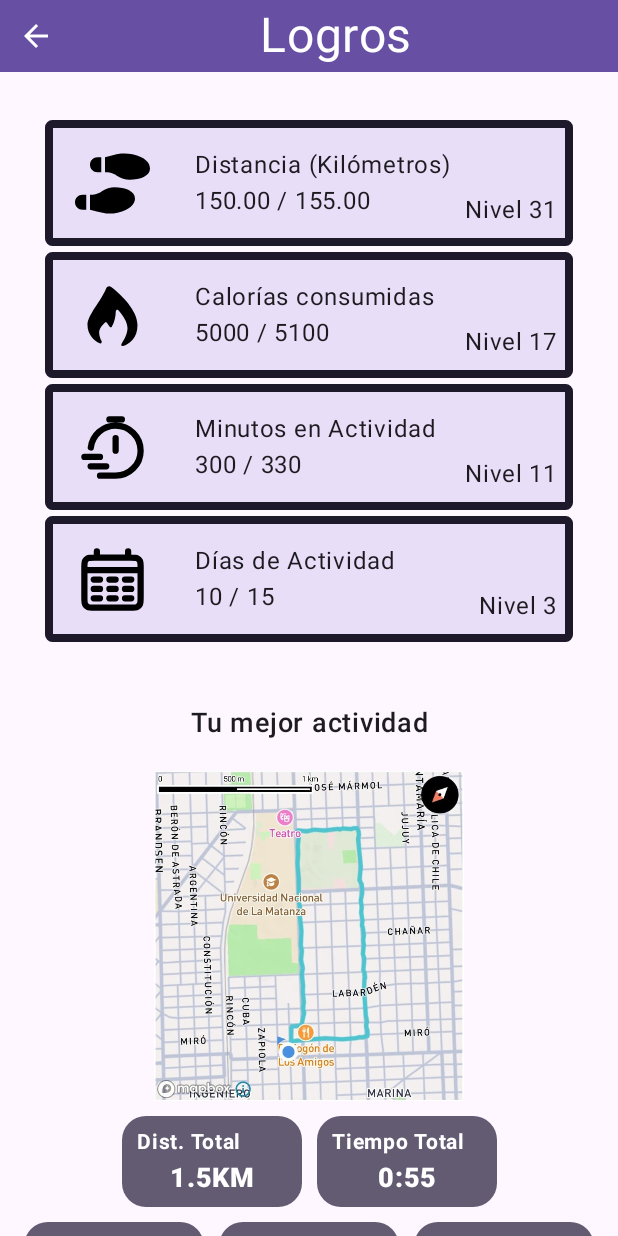
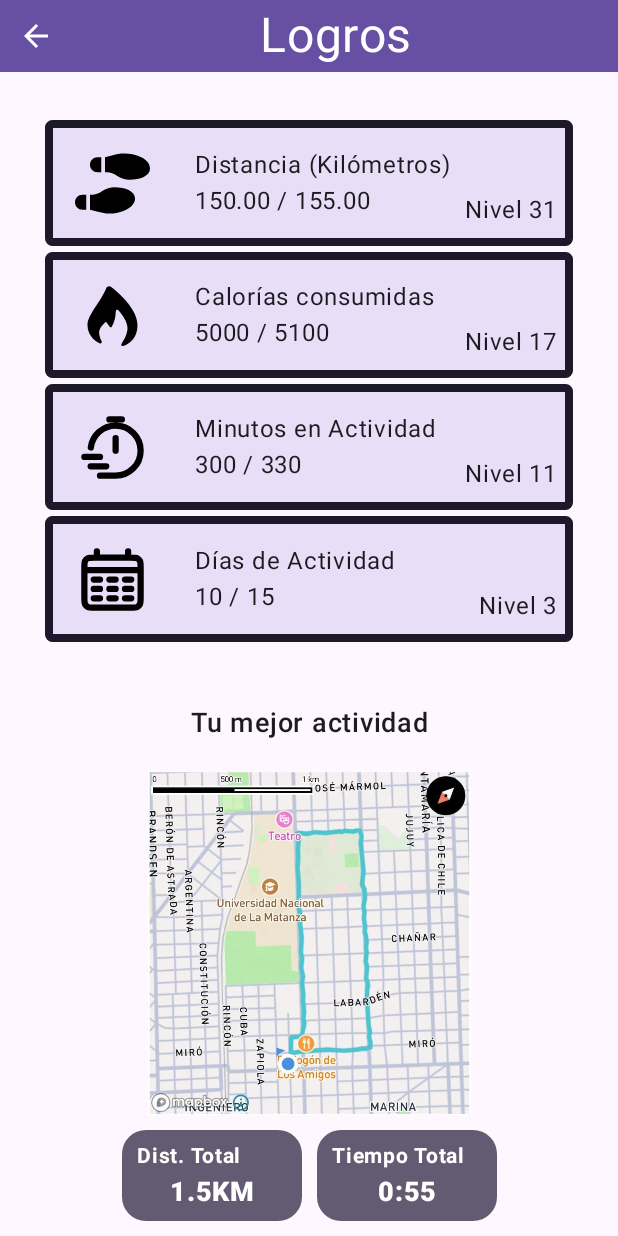
Before and after one commit to unlam-tec-movil/A3-2024-H1-E4, an Android app built with Jetpack Compose: the Awards screen opened through its navigation route, on a phone screen of 412 x 824 dp. Run offline under Robolectric (Android 15) with nearby library versions, the phone set to English and light mode, and no system bars; our stand-ins replace Dagger/Hilt's generated code, Room's generated code.

Commit message:
cambios ui

```diff
--- a/app/src/main/java/ar/edu/unlam/mobile/scaffolding/ui/components/ActivityResult.kt
+++ b/app/src/main/java/ar/edu/unlam/mobile/scaffolding/ui/components/ActivityResult.kt
@@ -5,9 +5,9 @@ import androidx.compose.foundation.layout.Arrangement
 import androidx.compose.foundation.layout.Column
 import androidx.compose.foundation.layout.Row
 import androidx.compose.foundation.layout.Spacer
+import androidx.compose.foundation.layout.fillMaxSize
 import androidx.compose.foundation.layout.fillMaxWidth
 import androidx.compose.foundation.layout.padding
-import androidx.compose.foundation.layout.size
 import androidx.compose.runtime.Composable
 import androidx.compose.ui.Alignment
 import androidx.compose.ui.Modifier
@@ -23,7 +23,7 @@ fun ActivityResult(modifier: Modifier = Modifier) {
         Image(
             painter = painterResource(id = R.drawable.map_result),
             contentDescription = "Trazado del recorrido en un mapa",
-            modifier = modifier.padding(10.dp).size(220.dp),
+            modifier = modifier.padding(10.dp).fillMaxSize(0.55f),
         )
         Row(
             verticalAlignment = Alignment.CenterVertically,
--- a/app/src/main/java/ar/edu/unlam/mobile/scaffolding/ui/components/HomeHeader.kt
+++ b/app/src/main/java/ar/edu/unlam/mobile/scaffolding/ui/components/HomeHeader.kt
@@ -7,6 +7,7 @@ import androidx.compose.foundation.layout.Arrangement
 import androidx.compose.foundation.layout.Box
 import androidx.compose.foundation.layout.Column
 import androidx.compose.foundation.layout.Row
+import androidx.compose.foundation.layout.fillMaxHeight
 import androidx.compose.foundation.layout.fillMaxWidth
 import androidx.compose.foundation.layout.height
 import androidx.compose.foundation.layout.padding
@@ -34,7 +35,7 @@ fun HomeHeader(user: User = User(1, "Juan", "Pérez", 22, 171, 75.0, 150.0, 5000
         Box(
             Modifier
                 .fillMaxWidth()
-                .height(105.dp)
+                .fillMaxHeight(0.2f)
                 .background(
                     color = MaterialTheme.colorScheme.primary,
                 ),
@@ -78,6 +79,7 @@ fun HomeHeader(user: User = User(1, "Juan", "Pérez", 22, 171, 75.0, 150.0, 5000
             modifier =
                 Modifier
                     .fillMaxWidth()
+                    .fillMaxHeight(.87f)
                     .padding(top = 10.dp, start = 12.dp, end = 12.dp)
                     .shadow(3.dp, shape = RoundedCornerShape(5.dp))
                     .background(color = MaterialTheme.colorScheme.secondaryContainer),
--- a/app/src/main/java/ar/edu/unlam/mobile/scaffolding/ui/screens/HomeScreen.kt
+++ b/app/src/main/java/ar/edu/unlam/mobile/scaffolding/ui/screens/HomeScreen.kt
@@ -76,6 +76,7 @@ fun HomeScreen(
                     modifier =
                         Modifier
                             .fillMaxWidth()
+                            .fillMaxHeight(.7f)
                             .padding(2.dp, 8.dp),
                     horizontalArrangement = Arrangement.SpaceBetween,
                     verticalAlignment = Alignment.CenterVertically,
--- a/app/src/main/java/ar/edu/unlam/mobile/scaffolding/ui/viewmodels/AchievementViewModel.kt
+++ b/app/src/main/java/ar/edu/unlam/mobile/scaffolding/ui/viewmodels/AchievementViewModel.kt
@@ -11,8 +11,6 @@ import dagger.hilt.android.lifecycle.HiltViewModel
 import kotlinx.coroutines.flow.MutableStateFlow
 import kotlinx.coroutines.flow.asStateFlow
 import javax.inject.Inject
-
-// TODO: Borrar
 
 @HiltViewModel
 class AchievementViewModel
```
